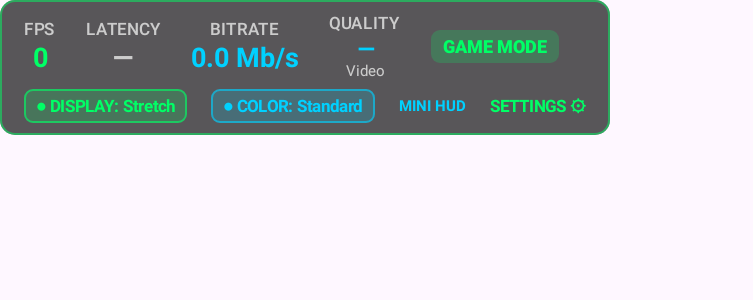
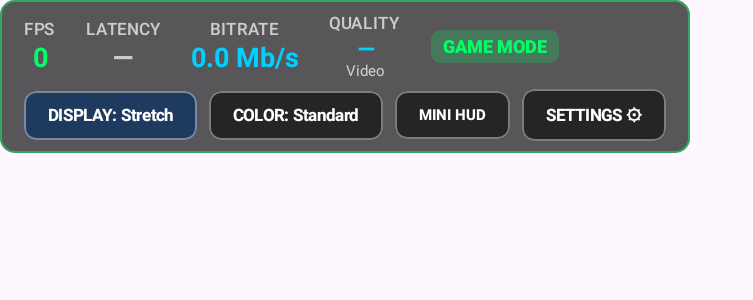
Before and after one commit to Praduman0151/CastPro, an Android app built with Jetpack Compose: the composable TvGamerHudOverlay shown on its own in the app's theme, on a phone screen of 824 x 412 dp (held sideways). Shown: the top 300 px of the screen, without its empty margins (0-753 px from the left). Run offline under Robolectric (Android 15) with nearby library versions, the phone set to English and light mode, and no system bars; 3 statements that could not run were skipped.

Commit message:
fix(tv): correct display sizing and D-pad focus feedback

```diff
--- a/app-tv/src/main/java/com/castpro/tv/render/TvSurfaceRenderer.kt
+++ b/app-tv/src/main/java/com/castpro/tv/render/TvSurfaceRenderer.kt
@@ -68,7 +68,7 @@ class TvSurfaceRenderer(
         HardwareVideoDecoder(
             initialConfig = config,
             surface = surface,
-            initialScalingMode = MediaCodec.VIDEO_SCALING_MODE_SCALE_TO_FIT,
+            initialScalingMode = displayMode.scalingMode,
             onMetricsUpdated = { metrics ->
                 onMetricsUpdated(metrics)
                 if (!reportedFirstFrame) {
@@ -85,7 +85,7 @@ class TvSurfaceRenderer(
 
     fun setDisplayMode(mode: TvDisplayMode) {
         displayMode = mode
-        decoder?.setVideoScalingMode(MediaCodec.VIDEO_SCALING_MODE_SCALE_TO_FIT)
+        decoder?.setVideoScalingMode(mode.scalingMode)
         Log.d(tag, "SURFACE_VIEW display mode=${mode.label}")
     }
 
--- a/app-tv/src/main/java/com/castpro/tv/ui/components/TvGamerHudOverlay.kt
+++ b/app-tv/src/main/java/com/castpro/tv/ui/components/TvGamerHudOverlay.kt
@@ -3,13 +3,23 @@ package com.castpro.tv.ui.components
 import androidx.compose.foundation.background
 import androidx.compose.foundation.border
 import androidx.compose.foundation.clickable
+import androidx.compose.foundation.focusable
+import androidx.compose.foundation.interaction.MutableInteractionSource
+import androidx.compose.foundation.interaction.collectIsFocusedAsState
 import androidx.compose.foundation.layout.*
 import androidx.compose.foundation.shape.RoundedCornerShape
 import androidx.compose.material3.MaterialTheme
 import androidx.compose.material3.Text
 import androidx.compose.runtime.Composable
+import androidx.compose.runtime.LaunchedEffect
+import androidx.compose.runtime.getValue
+import androidx.compose.runtime.remember
 import androidx.compose.ui.Alignment
 import androidx.compose.ui.Modifier
+import androidx.compose.ui.draw.clip
+import androidx.compose.ui.draw.scale
+import androidx.compose.ui.focus.FocusRequester
+import androidx.compose.ui.focus.focusRequester
 import androidx.compose.ui.graphics.Color
 import androidx.compose.ui.text.font.FontWeight
 import androidx.compose.ui.unit.dp
@@ -21,6 +31,39 @@ import com.castpro.tv.viewmodel.TvDisplayMode
 val TvNeonGreen = Color(0xFF00FF66)
 val TvNeonBlue = Color(0xFF00D1FF)
 val TvWarning = Color(0xFFFF3366)
+
+@Composable
+fun TvFocusableButton(
+    onClick: () -> Unit,
+    modifier: Modifier = Modifier,
+    isSelected: Boolean = false,
+    focusRequester: FocusRequester? = null,
+    content: @Composable RowScope.(isFocused: Boolean) -> Unit
+) {
+    val interactionSource = remember { MutableInteractionSource() }
+    val isFocused by interactionSource.collectIsFocusedAsState()
+    val bgColor = when {
+        isFocused -> Color(0xFF00E5FF)
+        isSelected -> Color(0xFF1E3A5F)
+        else -> Color(0xCC1A1A1A)
+    }
+    val borderColor = if (isFocused) Color.White else Color(0x66FFFFFF)
+    val borderWidth = if (isFocused) 3.dp else 1.dp
+    var buttonModifier = modifier
+        .scale(if (isFocused) 1.08f else 1f)
+        .clip(RoundedCornerShape(8.dp))
+        .background(bgColor)
+        .border(borderWidth, borderColor, RoundedCornerShape(8.dp))
+    if (focusRequester != null) buttonModifier = buttonModifier.focusRequester(focusRequester)
+    Row(
+        modifier = buttonModifier
+            .focusable(interactionSource = interactionSource)
+            .clickable(interactionSource = interactionSource, indication = null, onClick = onClick)
+            .padding(horizontal = 16.dp, vertical = 10.dp),
+        verticalAlignment = Alignment.CenterVertically,
+        horizontalArrangement = Arrangement.Center
+    ) { content(isFocused) }
+}
 
 @Composable
 fun TvGamerHudOverlay(
@@ -36,179 +79,76 @@ fun TvGamerHudOverlay(
     error: String? = null,
     modifier: Modifier = Modifier
 ) {
+    val firstControlFocus = remember { FocusRequester() }
+    LaunchedEffect(settingsVisible, compact) {
+        if (!settingsVisible) runCatching { firstControlFocus.requestFocus() }
+    }
     Column(
         modifier = modifier
             .background(Color.Black.copy(alpha = if (compact) 0.78f else 0.65f), RoundedCornerShape(10.dp))
             .border(1.dp, TvNeonGreen.copy(alpha = 0.5f), RoundedCornerShape(10.dp))
-            .padding(
-                horizontal = if (compact) 10.dp else 16.dp,
-                vertical = if (compact) 5.dp else 8.dp
-            ),
+            .padding(horizontal = if (compact) 10.dp else 16.dp, vertical = if (compact) 5.dp else 8.dp),
         verticalArrangement = Arrangement.spacedBy(if (compact) 4.dp else 6.dp)
     ) {
         if (compact) {
-            Row(
-                horizontalArrangement = Arrangement.spacedBy(12.dp),
-                verticalAlignment = Alignment.CenterVertically
-            ) {
-                Text(
-                    text = "${metrics.currentFps} FPS",
-                    color = TvNeonGreen,
-                    fontWeight = FontWeight.Bold,
-                    fontSize = 12.sp
-                )
-                Text(
-                    text = if (metrics.latencyMs >= 0f && metrics.latencyMs.isFinite()) {
-                        "${String.format("%.1f", metrics.latencyMs)} ms"
-                    } else {
-                        "—"
-                    },
-                    color = when {
-                        metrics.latencyMs < 0f || !metrics.latencyMs.isFinite() -> Color.LightGray
-                        metrics.latencyMs < 40f -> TvNeonGreen
-                        else -> TvWarning
-                    },
-                    fontWeight = FontWeight.Bold,
-                    fontSize = 12.sp
-                )
-                Text(
-                    text = "● ${displayMode.label}",
-                    color = TvNeonGreen,
-                    fontWeight = FontWeight.Bold,
-                    fontSize = 11.sp,
-                    modifier = Modifier.clickable { onCycleDisplayMode() }
-                )
-                Text(
-                    text = "FULL HUD",
-                    color = TvNeonBlue,
-                    fontSize = 10.sp,
-                    fontWeight = FontWeight.Bold,
-                    modifier = Modifier.clickable { onToggleCompactHud() }
-                )
-                Text(
-                    text = if (settingsVisible) "✕" else "⚙",
-                    color = TvNeonGreen,
-                    fontSize = 14.sp,
-                    fontWeight = FontWeight.ExtraBold,
-                    modifier = Modifier.clickable { onToggleSettings() }
-                )
+            Row(horizontalArrangement = Arrangement.spacedBy(8.dp), verticalAlignment = Alignment.CenterVertically) {
+                Text("${metrics.currentFps} FPS", color = TvNeonGreen, fontWeight = FontWeight.Bold, fontSize = 12.sp)
+                Text(if (metrics.latencyMs >= 0f && metrics.latencyMs.isFinite()) "${String.format("%.1f", metrics.latencyMs)} ms" else "—",
+                    color = if (metrics.latencyMs in 0f..40f) TvNeonGreen else Color.LightGray, fontWeight = FontWeight.Bold, fontSize = 12.sp)
+                TvFocusableButton(onClick = onCycleDisplayMode, isSelected = true, focusRequester = firstControlFocus) { focused ->
+                    Text(displayMode.label, color = if (focused) Color.Black else Color.White, fontWeight = FontWeight.Bold, fontSize = 11.sp)
+                }
+                TvFocusableButton(onClick = onToggleCompactHud) { focused ->
+                    Text("FULL HUD", color = if (focused) Color.Black else Color.White, fontSize = 10.sp, fontWeight = FontWeight.Bold)
+                }
+                TvFocusableButton(onClick = onToggleSettings) { focused ->
+                    Text(if (settingsVisible) "✕" else "⚙", color = if (focused) Color.Black else Color.White, fontSize = 14.sp, fontWeight = FontWeight.ExtraBold)
+                }
             }
         } else {
-            Row(
-                horizontalArrangement = Arrangement.spacedBy(20.dp),
-                verticalAlignment = Alignment.CenterVertically
-            ) {
+            Row(horizontalArrangement = Arrangement.spacedBy(20.dp), verticalAlignment = Alignment.CenterVertically) {
                 Column(horizontalAlignment = Alignment.CenterHorizontally) {
-                    Text(text = "FPS", style = MaterialTheme.typography.labelSmall, color = Color.LightGray, fontSize = 11.sp)
-                    Text(text = "${metrics.currentFps}", color = TvNeonGreen, fontWeight = FontWeight.Bold, fontSize = 18.sp)
+                    Text("FPS", style = MaterialTheme.typography.labelSmall, color = Color.LightGray, fontSize = 11.sp)
+                    Text("${metrics.currentFps}", color = TvNeonGreen, fontWeight = FontWeight.Bold, fontSize = 18.sp)
                 }
                 Column(horizontalAlignment = Alignment.CenterHorizontally) {
-                    Text(text = "LATENCY", style = MaterialTheme.typography.labelSmall, color = Color.LightGray, fontSize = 11.sp)
-                    Text(
-                        text = if (metrics.latencyMs >= 0f && metrics.latencyMs.isFinite()) {
-                        "${String.format("%.1f", metrics.latencyMs)} ms"
-                    } else {
-                        "—"
-                    },
-                        color = when {
-                        metrics.latencyMs < 0f || !metrics.latencyMs.isFinite() -> Color.LightGray
-                        metrics.latencyMs < 40f -> TvNeonGreen
-                        else -> TvWarning
-                    },
-                        fontWeight = FontWeight.Bold,
-                        fontSize = 18.sp
-                    )
+                    Text("LATENCY", style = MaterialTheme.typography.labelSmall, color = Color.LightGray, fontSize = 11.sp)
+                    Text(if (metrics.latencyMs >= 0f && metrics.latencyMs.isFinite()) "${String.format("%.1f", metrics.latencyMs)} ms" else "—",
+                        color = if (metrics.latencyMs in 0f..40f) TvNeonGreen else Color.LightGray, fontWeight = FontWeight.Bold, fontSize = 18.sp)
                 }
                 Column(horizontalAlignment = Alignment.CenterHorizontally) {
-                    Text(text = "BITRATE", style = MaterialTheme.typography.labelSmall, color = Color.LightGray, fontSize = 11.sp)
-                    Text(text = "${String.format("%.1f", metrics.bitrateMbps)} Mb/s", color = TvNeonBlue, fontWeight = FontWeight.Bold, fontSize = 18.sp)
+                    Text("BITRATE", style = MaterialTheme.typography.labelSmall, color = Color.LightGray, fontSize = 11.sp)
+                    Text("${String.format("%.1f", metrics.bitrateMbps)} Mb/s", color = TvNeonBlue, fontWeight = FontWeight.Bold, fontSize = 18.sp)
                 }
                 Column(horizontalAlignment = Alignment.CenterHorizontally) {
-                    Text(text = "QUALITY", style = MaterialTheme.typography.labelSmall, color = Color.LightGray, fontSize = 11.sp)
-                    Text(
-                        text = metrics.resolutionLabel.ifBlank { "—" },
-                        color = TvNeonBlue,
-                        fontWeight = FontWeight.Bold,
-                        fontSize = 15.sp
-                    )
-                    Text(
-                        text = metrics.codecLabel.ifBlank { "Video" },
-                        color = Color.LightGray,
-                        fontSize = 10.sp
-                    )
+                    Text("QUALITY", style = MaterialTheme.typography.labelSmall, color = Color.LightGray, fontSize = 11.sp)
+                    Text(metrics.resolutionLabel.ifBlank { "—" }, color = TvNeonBlue, fontWeight = FontWeight.Bold, fontSize = 15.sp)
+                    Text(metrics.codecLabel.ifBlank { "Video" }, color = Color.LightGray, fontSize = 10.sp)
                 }
                 if (metrics.isGamingModeActive) {
-                    Box(
-                        modifier = Modifier
-                            .background(TvNeonGreen.copy(alpha = 0.2f), RoundedCornerShape(6.dp))
-                            .padding(horizontal = 8.dp, vertical = 4.dp)
-                    ) {
-                        Text(text = "GAME MODE", color = TvNeonGreen, fontWeight = FontWeight.ExtraBold, fontSize = 12.sp)
+                    Box(Modifier.background(TvNeonGreen.copy(alpha = 0.2f), RoundedCornerShape(6.dp)).padding(horizontal = 8.dp, vertical = 4.dp)) {
+                        Text("GAME MODE", color = TvNeonGreen, fontWeight = FontWeight.ExtraBold, fontSize = 12.sp)
                     }
                 }
             }
-            Row(
-                horizontalArrangement = Arrangement.spacedBy(16.dp),
-                verticalAlignment = Alignment.CenterVertically
-            ) {
-                Box(
-                    modifier = Modifier
-                        .background(TvNeonGreen.copy(alpha = 0.18f), RoundedCornerShape(6.dp))
-                        .border(1.dp, TvNeonGreen.copy(alpha = 0.6f), RoundedCornerShape(6.dp))
-                        .clickable { onCycleDisplayMode() }
-                        .padding(horizontal = 8.dp, vertical = 4.dp)
-                ) {
-                    Text(
-                        text = "● DISPLAY: ${displayMode.label}",
-                        color = TvNeonGreen,
-                        fontSize = 11.sp,
-                        fontWeight = FontWeight.Bold
-                    )
+            Row(horizontalArrangement = Arrangement.spacedBy(8.dp), verticalAlignment = Alignment.CenterVertically) {
+                TvFocusableButton(onClick = onCycleDisplayMode, isSelected = true, focusRequester = firstControlFocus) { focused ->
+                    Text("DISPLAY: ${displayMode.label}", color = if (focused) Color.Black else Color.White, fontSize = 11.sp, fontWeight = FontWeight.Bold)
                 }
-                Box(
-                    modifier = Modifier
-                        .background(TvNeonBlue.copy(alpha = 0.18f), RoundedCornerShape(6.dp))
-                        .border(1.dp, TvNeonBlue.copy(alpha = 0.6f), RoundedCornerShape(6.dp))
-                        .clickable { onCycleColorFilter() }
-                        .padding(horizontal = 8.dp, vertical = 4.dp)
-                ) {
-                    Text(
-                        text = "● COLOR: ${colorFilter.label}",
-                        color = TvNeonBlue,
-                        fontSize = 11.sp,
-                        fontWeight = FontWeight.Bold
-                    )
+                TvFocusableButton(onClick = onCycleColorFilter) { focused ->
+                    Text("COLOR: ${colorFilter.label}", color = if (focused) Color.Black else Color.White, fontSize = 11.sp, fontWeight = FontWeight.Bold)
                 }
-                if (metrics.targetBitrateMbps > 0f) {
-                    Text(
-                        text = "TARGET ${String.format("%.0f", metrics.targetBitrateMbps)}M",
-                        color = Color.LightGray,
-                        fontSize = 10.sp
-                    )
+                if (metrics.targetBitrateMbps > 0f) Text("TARGET ${String.format("%.0f", metrics.targetBitrateMbps)}M", color = Color.LightGray, fontSize = 10.sp)
+                TvFocusableButton(onClick = onToggleCompactHud) { focused ->
+                    Text("MINI HUD", color = if (focused) Color.Black else Color.White, fontSize = 10.sp, fontWeight = FontWeight.Bold)
                 }
-                Text(
-                    text = "MINI HUD",
-                    color = TvNeonBlue,
-                    fontSize = 10.sp,
-                    fontWeight = FontWeight.Bold,
-                    modifier = Modifier.clickable { onToggleCompactHud() }
-                )
-                Text(
-                    text = if (settingsVisible) "SETTINGS ✕" else "SETTINGS ⚙",
-                    color = TvNeonGreen,
-                    fontSize = 11.sp,
-                    fontWeight = FontWeight.Bold,
-                    modifier = Modifier.clickable { onToggleSettings() }
-                )
+                TvFocusableButton(onClick = onToggleSettings) { focused ->
+                    Text(if (settingsVisible) "SETTINGS ✕" else "SETTINGS ⚙", color = if (focused) Color.Black else Color.White, fontSize = 11.sp, fontWeight = FontWeight.Bold)
+                }
             }
         }
-        error?.takeIf { it.isNotBlank() }?.let { message ->
-            Text(
-                text = message,
-                color = Color(0xFFFF8A80),
-                fontSize = 11.sp,
-                fontWeight = FontWeight.Medium
-            )
+        error?.takeIf { it.isNotBlank() }?.let {
+            Text(it, color = Color(0xFFFF8A80), fontSize = 11.sp, fontWeight = FontWeight.Medium)
         }
     }
 }
--- a/core-streaming/src/main/java/com/castpro/core/streaming/decoder/HardwareVideoDecoder.kt
+++ b/core-streaming/src/main/java/com/castpro/core/streaming/decoder/HardwareVideoDecoder.kt
@@ -20,7 +20,7 @@ import kotlin.math.ceil
 class HardwareVideoDecoder(
     initialConfig: StreamConfig,
     private val surface: Surface,
-    initialScalingMode: Int = MediaCodec.VIDEO_SCALING_MODE_SCALE_TO_FIT_WITH_CROPPING,
+    initialScalingMode: Int = MediaCodec.VIDEO_SCALING_MODE_SCALE_TO_FIT,
     private val onMetricsUpdated: (LatencyMetrics) -> Unit,
     private val onError: (String) -> Unit = {},
     private val clockOffsetProvider: () -> Long? = { null },
@@ -171,7 +171,7 @@ class HardwareVideoDecoder(
                     }
                 }
                 codec.configure(format, surface, null, 0)
-                runCatching { codec.setVideoScalingMode(videoScalingMode) }
+                codec.setVideoScalingMode(MediaCodec.VIDEO_SCALING_MODE_SCALE_TO_FIT)
                 codec.start()
                 mediaCodec = codec
                 decodeGate.resetForFlush()
```
Also changed, not shown: app-tv/src/main/java/com/castpro/tv/ui/screens/TvReceiverScreen.kt (+29 -89 lines), app-tv/src/main/java/com/castpro/tv/viewmodel/TvDisplaySettings.kt (+4 -5 lines).
